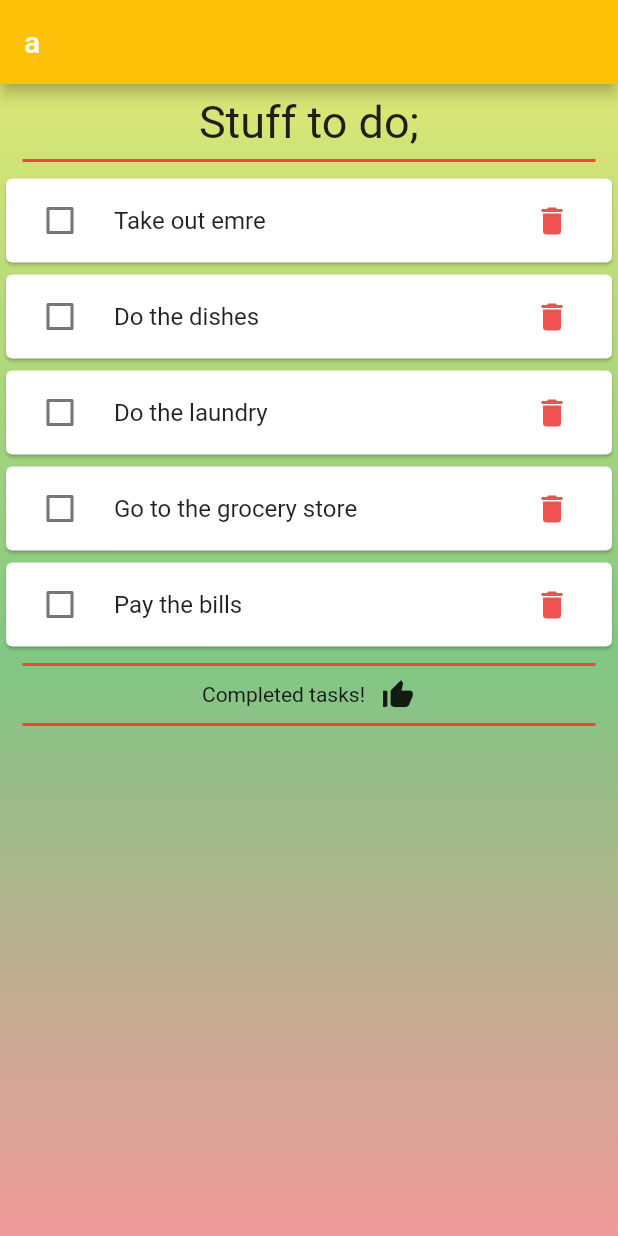
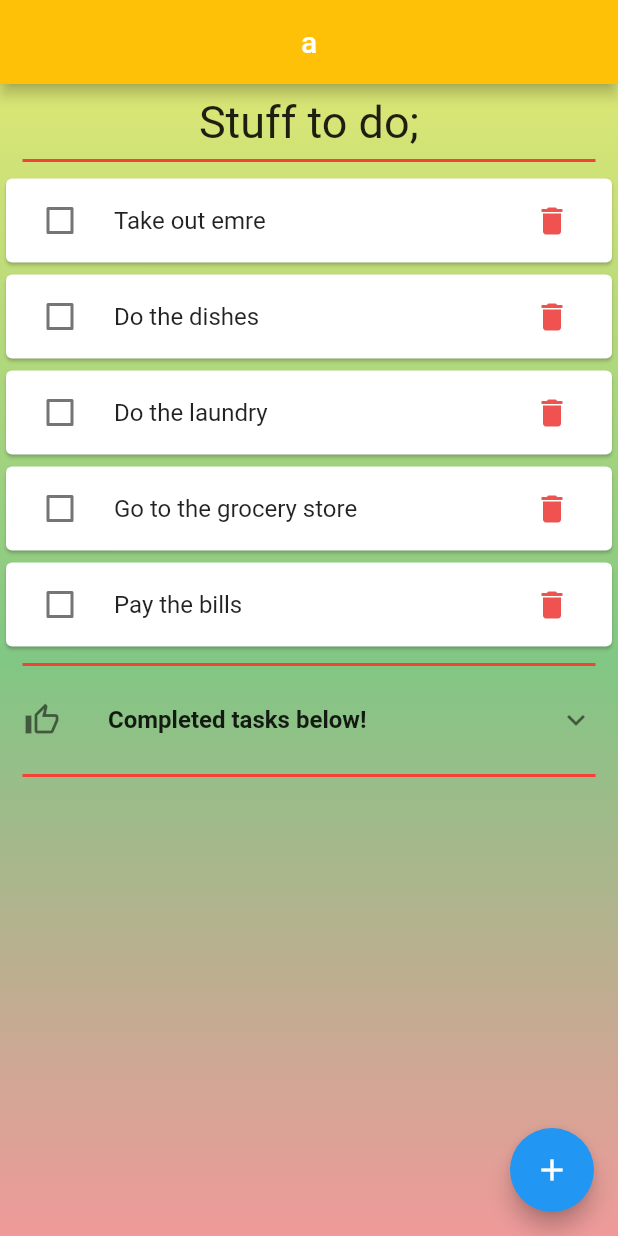
Before and after one commit to oguzunluerler1/toDoLearningApp, a Flutter app: the screen it shows after launch, on a phone screen of 412 x 824 dp. Run offline on Flutter 3.47's test engine with Material 2 defaults, Android fonts, the phone set to English and light mode, and no system bars.

Commit message:
Floating action button added with a task addition screen. Also fixed some stuff regarding the scrollability and overflowing. The items can move between the completed and incomplete task lists.

```diff
--- a/lib/screens/to_do.dart
+++ b/lib/screens/to_do.dart
@@ -11,27 +11,70 @@ class _ToDoState extends State<ToDo> {
   List<String> TaskList = [
     "Take out emre", "Do the dishes", "Do the laundry", "Go to the grocery store", "Pay the bills"
   ];
-  List<String> CompletedList = [
+  List<String> CompletedList = [];
 
-  ];
+  TextEditingController tf = TextEditingController();
+
   @override
   Widget build(BuildContext context) {
     return Scaffold(
       appBar: AppBar(
+        centerTitle: true,
         backgroundColor: Colors.amber,
         title: Text("a"),
       ),
+      floatingActionButton: FAButton(),
       body: bodyMethod()
     );
   }
 
+  FloatingActionButton FAButton() {
+    return FloatingActionButton(
+      child: Icon(Icons.add),
+      onPressed: (){
+        tf.clear();
+        openDialog();
+      }
+    );
+  }
+
+  void openDialog() {
+    showDialog(
+      context: context,
+      builder: (BuildContext context) => AlertDialog(
+        content: Column(
+          mainAxisSize: MainAxisSize.min,
+          children: [
+            TextField(
+              controller: tf,
+              decoration: InputDecoration(
+                border: OutlineInputBorder(
+
+                )
+              ),
+            ),
+            ElevatedButton(onPressed: (){
+              TaskList.add(tf.text);
+              setState(() {
+
+              });
+              Navigator.pop(context);
+            }, child: Text("Add task"))
+          ],
+        ),
+      ),
+    );
+  }
+
+
+
   Widget bodyMethod() {
     return Container(
       decoration: gradBackgroundColor(),
-      child: Column(
+      child: ListView(
         children: [
           SizedBox(height: 8),
-          Text("Stuff to do;", style: TextStyle(fontSize: 30),),
+          Center(child: Text("Stuff to do;", style: TextStyle(fontSize: 30),)),
           dividerBetween(),
           TaskList.length == 0
           ? Image.network("https://i.ytimg.com/vi/rDleFy3yFB8/hqdefault.jpg")
@@ -44,31 +87,37 @@ class _ToDoState extends State<ToDo> {
             ),
 
           CompletedTaskAndIcon(),
-          Expanded(
-            child: ListView.builder(
-              itemCount: CompletedList.length,
-              itemBuilder: (BuildContext context, int index) {
-                return completedToDoCards(index);
-              },
-            ),
-          ),
         ],
       ),
     );
+  }
+
+  Widget expansionTileCompletedAssets() {
+    return ListView.builder(
+            shrinkWrap: true,
+            physics: NeverScrollableScrollPhysics(),
+            itemCount: CompletedList.length,
+            itemBuilder: (BuildContext context, int index) {
+              return completedToDoCards(index);
+            },
+          );
   }
 
   Column CompletedTaskAndIcon() {
     return Column(
       children: [
         dividerBetween(),
-        Row(
-              mainAxisAlignment: MainAxisAlignment.center,
-              children: [
-                Text("Completed tasks!"),
-                SizedBox(width: 10,),
-                Icon(Icons.thumb_up_alt)
-              ],
-            ),
+        ExpansionTile(
+          children: [
+            expansionTileCompletedAssets(),
+          ],
+          iconColor: Color.fromARGB(255, 4, 56, 146),
+          title: Text("Completed tasks below!",style: TextStyle(fontWeight: FontWeight.bold),),
+          textColor: Color.fromARGB(255, 4, 56, 146),
+          leading: Icon(Icons.thumb_up_outlined),
+        ),
+        SizedBox(width: 10,),
+
             dividerBetween(),
       ],
     );
@@ -81,7 +130,10 @@ class _ToDoState extends State<ToDo> {
                   title: Text("${TaskList[index]}"),
                   secondary: IconButton(
                     onPressed: (){
+                      TaskList.removeAt(index);
+                      setState(() {
 
+                      });
                     }, icon: Icon(Icons.delete, color: Colors.red.shade400,)
                   ),
                   value: false,
@@ -102,6 +154,10 @@ class _ToDoState extends State<ToDo> {
                   title: Text("${CompletedList[index]}"),
                   secondary: IconButton(
                     onPressed: (){
+                      CompletedList.removeAt(index);
+                      setState(() {
+
+                      });
 
                     }, icon: Icon(Icons.delete, color: Colors.red.shade400,)
                   ),
```
